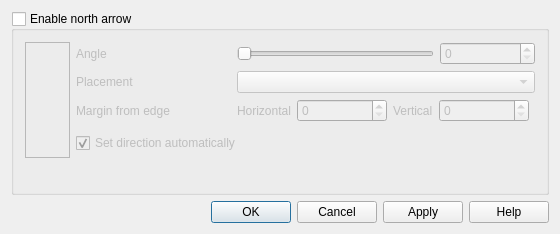
Before: the Qt Designer form src/ui/qgsdecorationnortharrowdialog.ui in carsmie/QGIS, drawn with Qt 5.
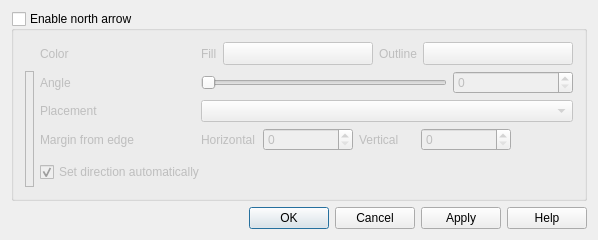
After: the same form once the commit is applied. Icons and pictures are not drawn. Custom widgets are drawn as their Qt base class.

Commit message: [FEATURE] Color settings for north arrow decoration

The edit to the form file:
```diff
--- a/src/ui/qgsdecorationnortharrowdialog.ui
+++ b/src/ui/qgsdecorationnortharrowdialog.ui
@@ -30,7 +30,76 @@
       <bool>false</bool>
      </property>
      <layout class="QGridLayout" name="gridLayout">
-      <item row="2" column="2" colspan="3">
+      <item row="0" column="1">
+       <widget class="QLabel" name="textLabel1_3_2">
+        <property name="sizePolicy">
+         <sizepolicy hsizetype="Preferred" vsizetype="Minimum">
+          <horstretch>0</horstretch>
+          <verstretch>0</verstretch>
+         </sizepolicy>
+        </property>
+        <property name="text">
+         <string>Color</string>
+        </property>
+       </widget>
+      </item>
+      <item row="0" column="2" colspan="3">
+       <layout class="QHBoxLayout" name="colorLayout">
+        <item>
+         <widget class="QLabel" name="fillLabel">
+          <property name="text">
+           <string>Fill</string>
+          </property>
+         </widget>
+        </item>
+        <item>
+         <widget class="QgsColorButton" name="pbnChangeColor">
+          <property name="minimumSize">
+           <size>
+            <width>150</width>
+            <height>0</height>
+           </size>
+          </property>
+          <property name="maximumSize">
+           <size>
+            <width>120</width>
+            <height>16777215</height>
+           </size>
+          </property>
+          <property name="text">
+           <string/>
+          </property>
+         </widget>
+        </item>
+        <item>
+         <widget class="QLabel" name="outlineLabel">
+          <property name="text">
+           <string>Outline</string>
+          </property>
+         </widget>
+        </item>
+        <item>
+         <widget class="QgsColorButton" name="pbnChangeOutlineColor">
+          <property name="minimumSize">
+           <size>
+            <width>150</width>
+            <height>0</height>
+           </size>
+          </property>
+          <property name="maximumSize">
+           <size>
+            <width>120</width>
+            <height>16777215</height>
+           </size>
+          </property>
+          <property name="text">
+           <string/>
+          </property>
+         </widget>
+        </item>
+       </layout>
+      </item>
+      <item row="3" column="2" colspan="3">
        <layout class="QHBoxLayout" name="horizontalLayout">
         <item>
          <widget class="QLabel" name="labelHorizontal">
@@ -99,7 +168,7 @@
         </item>
        </layout>
       </item>
-      <item row="0" column="1">
+      <item row="1" column="1">
        <widget class="QLabel" name="textLabel6">
         <property name="sizePolicy">
          <sizepolicy hsizetype="Preferred" vsizetype="Minimum">
@@ -121,7 +190,7 @@
         </property>
        </widget>
       </item>
-      <item row="0" column="4">
+      <item row="1" column="4">
        <widget class="QSpinBox" name="spinAngle">
         <property name="maximum">
          <number>360</number>
@@ -134,7 +203,7 @@
         </property>
        </widget>
       </item>
-      <item row="1" column="1">
+      <item row="2" column="1">
        <widget class="QLabel" name="textLabel8">
         <property name="text">
          <string>Placement</string>
@@ -144,7 +213,7 @@
         </property>
        </widget>
       </item>
-      <item row="2" column="1">
+      <item row="3" column="1">
        <widget class="QLabel" name="lblMargin">
         <property name="minimumSize">
          <size>
@@ -157,14 +226,14 @@
         </property>
        </widget>
       </item>
-      <item row="1" column="2" colspan="3">
+      <item row="2" column="2" colspan="3">
        <widget class="QComboBox" name="cboPlacement">
         <property name="toolTip">
          <string>Placement on screen</string>
         </property>
        </widget>
       </item>
-      <item row="3" column="1" colspan="2">
+      <item row="4" column="1" colspan="2">
        <widget class="QCheckBox" name="cboxAutomatic">
         <property name="sizePolicy">
          <sizepolicy hsizetype="Minimum" vsizetype="Fixed">
@@ -192,7 +261,7 @@
         </property>
        </widget>
       </item>
-      <item row="4" column="1">
+      <item row="5" column="1">
        <spacer name="verticalSpacer">
         <property name="orientation">
          <enum>Qt::Vertical</enum>
@@ -205,7 +274,7 @@
         </property>
        </spacer>
       </item>
-      <item row="0" column="2" colspan="2">
+      <item row="1" column="2" colspan="2">
        <widget class="QSlider" name="sliderRotation">
         <property name="toolTip">
          <string/>
@@ -224,7 +293,7 @@
         </property>
        </widget>
       </item>
-      <item row="0" column="0" rowspan="4">
+      <item row="1" column="0" rowspan="4">
        <widget class="QLabel" name="pixmapLabel">
         <property name="sizePolicy">
          <sizepolicy hsizetype="Preferred" vsizetype="MinimumExpanding">
@@ -263,6 +332,12 @@
  </widget>
  <layoutdefault spacing="6" margin="11"/>
  <customwidgets>
+  <customwidget>
+   <class>QgsColorButton</class>
+   <extends>QToolButton</extends>
+   <header>qgscolorbutton.h</header>
+   <container>1</container>
+  </customwidget>
   <customwidget>
    <class>QgsSpinBox</class>
    <extends>QSpinBox</extends>
```
Left out of the diff: 1 changed line with no effect on the pictures. The commit also changes 5 other files.
